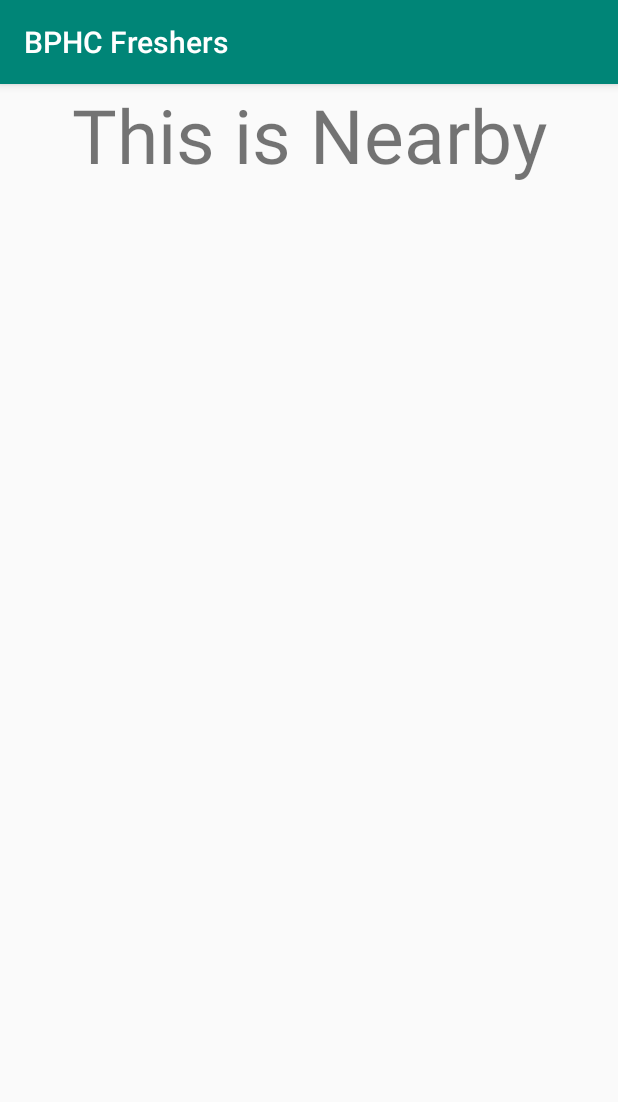
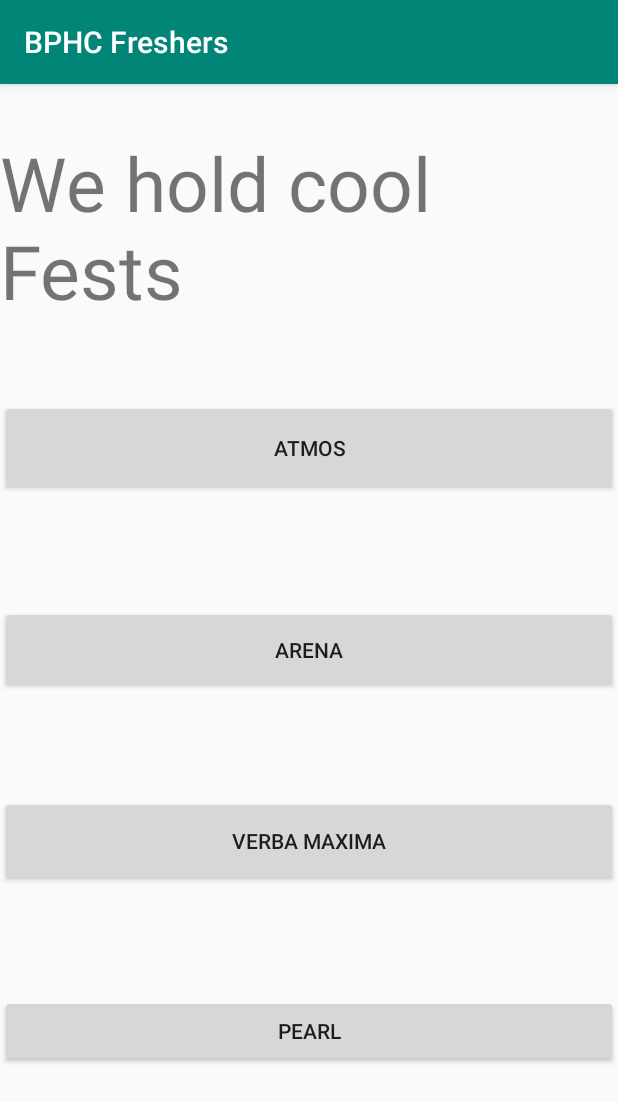
Before and after one commit to CodeMonk263/BPHCApp, an Android app: the Fests screen opened directly, with no data from a screen before it, on a phone screen of 412 x 824 dp. Shown: the top 1102 px of the screen. Run offline under Robolectric (Android 15) with nearby library versions, the phone set to English and light mode, and no system bars; Roboto replaces fonts that are not available here.

Commit message:
MAP changed

```diff
--- a/app/src/main/java/com/crux/bphcfreshers/Fests.java
+++ b/app/src/main/java/com/crux/bphcfreshers/Fests.java
@@ -8,6 +8,6 @@ public class Fests extends AppCompatActivity {
     @Override
     protected void onCreate(Bundle savedInstanceState) {
         super.onCreate(savedInstanceState);
-        setContentView(R.layout.activity_nearby);
+        setContentView(R.layout.activity_fests);
     }
 }
--- /dev/null
+++ b/app/src/main/res/layout/activity_fests.xml
@@ -0,0 +1,72 @@
+<?xml version="1.0" encoding="utf-8"?>
+<RelativeLayout xmlns:android="http://schemas.android.com/apk/res/android"
+    xmlns:app="http://schemas.android.com/apk/res-auto"
+    xmlns:tools="http://schemas.android.com/tools"
+    android:layout_width="match_parent"
+    android:layout_height="match_parent"
+    tools:context=".Fests">
+
+    <android.support.constraint.ConstraintLayout
+        android:layout_width="match_parent"
+        android:layout_height="match_parent"
+        android:layout_alignParentStart="true"
+        android:layout_alignParentTop="true">
+
+        <Button
+            android:id="@+id/button14"
+            android:layout_width="match_parent"
+            android:layout_height="60dp"
+            android:layout_marginBottom="65dp"
+            android:text="Verba Maxima"
+            app:layout_constraintBottom_toTopOf="@+id/pearl"
+            app:layout_constraintEnd_toEndOf="parent"
+            app:layout_constraintStart_toStartOf="parent"
+            app:layout_constraintTop_toBottomOf="@+id/button13" />
+
+        <Button
+            android:id="@+id/Atmos"
+            android:layout_width="match_parent"
+            android:layout_height="64dp"
+            android:layout_marginTop="203dp"
+            android:text="Atmos"
+            app:layout_constraintBottom_toTopOf="@+id/button13"
+            app:layout_constraintEnd_toEndOf="parent"
+            app:layout_constraintStart_toStartOf="parent"
+            app:layout_constraintTop_toTopOf="parent" />
+
+        <Button
+            android:id="@+id/button13"
+            android:layout_width="match_parent"
+            android:layout_height="58dp"
+            android:layout_marginTop="66dp"
+            android:layout_marginBottom="62dp"
+            android:text="Arena"
+            app:layout_constraintBottom_toTopOf="@+id/button14"
+            app:layout_constraintEnd_toEndOf="parent"
+            app:layout_constraintStart_toStartOf="parent"
+            app:layout_constraintTop_toBottomOf="@+id/Atmos" />
+
+        <Button
+            android:id="@+id/pearl"
+            android:layout_width="match_parent"
+            android:layout_height="wrap_content"
+            android:layout_marginBottom="105dp"
+            android:text="Pearl"
+            app:layout_constraintBottom_toBottomOf="parent"
+            app:layout_constraintEnd_toEndOf="parent"
+            app:layout_constraintHorizontal_bias="0.0"
+            app:layout_constraintStart_toStartOf="parent"
+            app:layout_constraintTop_toBottomOf="@+id/button14" />
+
+        <TextView
+            android:id="@+id/textView28"
+            android:layout_width="419dp"
+            android:layout_height="141dp"
+            android:layout_marginTop="32dp"
+            android:text="We hold cool Fests"
+            android:textSize="50sp"
+            app:layout_constraintStart_toStartOf="parent"
+            app:layout_constraintTop_toTopOf="parent" />
+    </android.support.constraint.ConstraintLayout>
+
+</RelativeLayout>
--- a/app/src/main/res/layout/activity_nearby.xml
+++ /dev/null
@@ -1,18 +0,0 @@
-<?xml version="1.0" encoding="utf-8"?>
-<android.support.constraint.ConstraintLayout xmlns:android="http://schemas.android.com/apk/res/android"
-    xmlns:app="http://schemas.android.com/apk/res-auto"
-    xmlns:tools="http://schemas.android.com/tools"
-    android:layout_width="match_parent"
-    android:layout_height="match_parent"
-    tools:context=".Fests">
-
-    <TextView
-        android:id="@+id/textView28"
-        android:layout_width="wrap_content"
-        android:layout_height="wrap_content"
-        android:text="This is Nearby"
-        android:textSize="50sp"
-        app:layout_constraintEnd_toEndOf="parent"
-        app:layout_constraintStart_toStartOf="parent"
-        tools:layout_editor_absoluteY="276dp" />
-</android.support.constraint.ConstraintLayout>
```
Also changed, not shown: app/src/main/res/layout-land/activity_timetable_view.xml (+19 -28 lines), app/src/main/res/layout/activity_clubdep.xml (+39 -5 lines), app/src/main/res/layout/activity_timetable_view.xml (+12 -21 lines), 1 other file.
